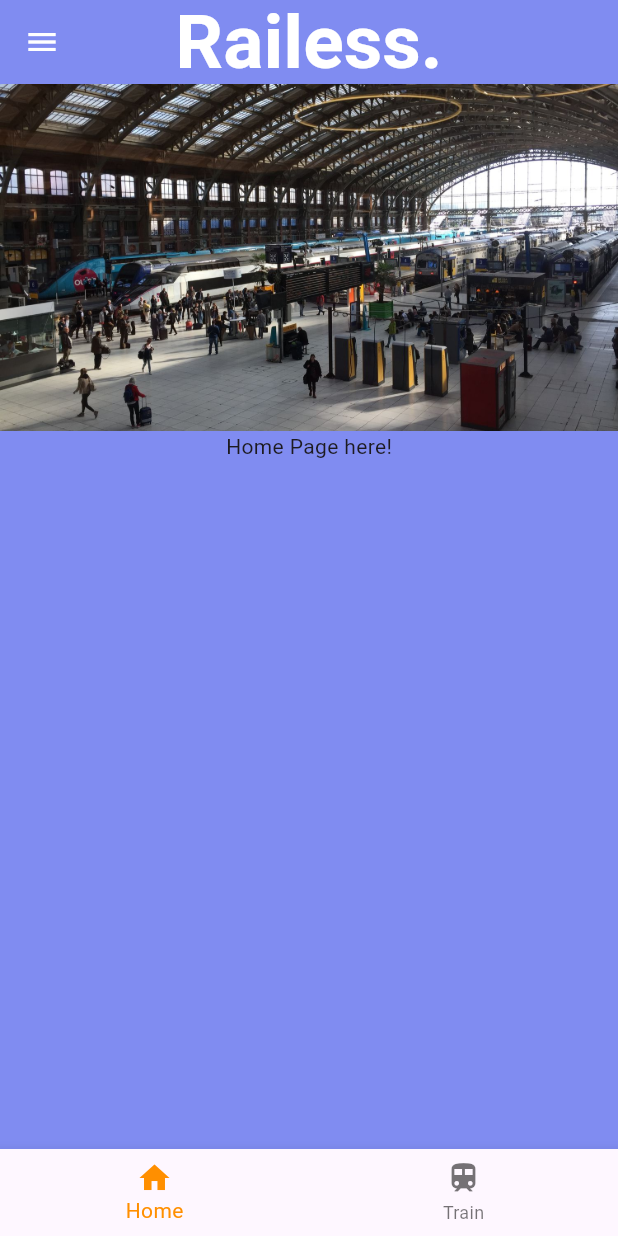
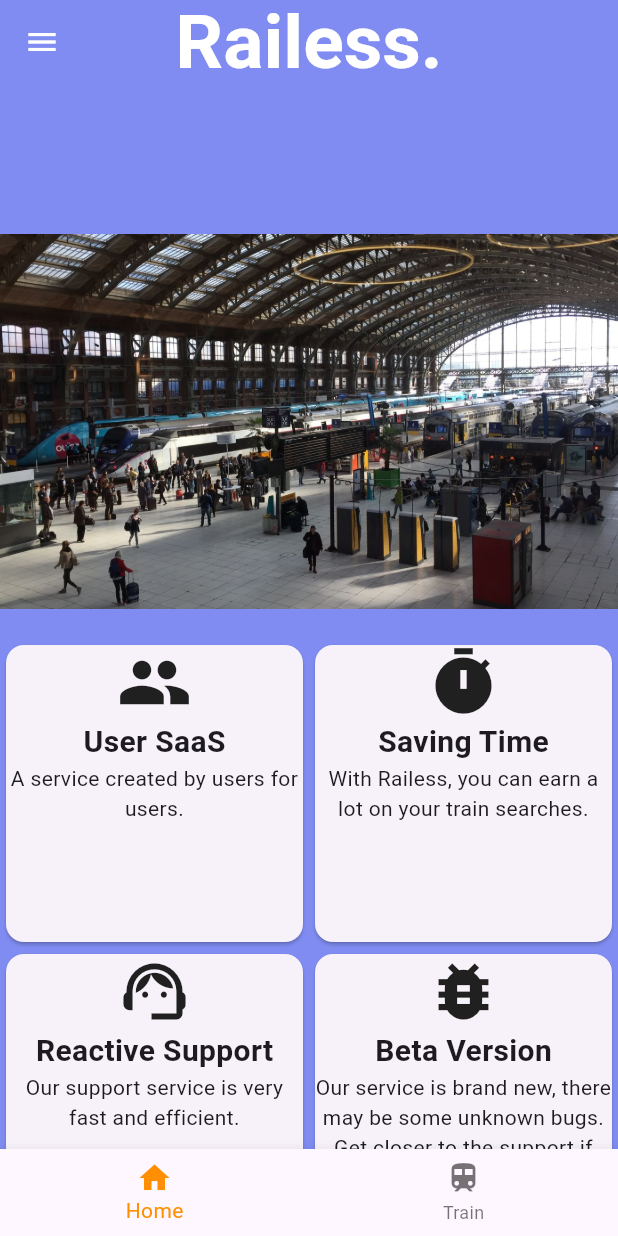
Before and after one commit to raph559/railess_app, a Flutter app: the screen it shows after launch, on a phone screen of 412 x 824 dp. Run offline on Flutter 3.47's test engine with Material 3 defaults, Android fonts, the phone set to English and light mode, and no system bars; Roboto replaces fonts that are missing (NotoSansMono).

Commit message:
[~] Finiwhing the home page

```diff
--- a/lib/home_page.dart
+++ b/lib/home_page.dart
@@ -13,11 +13,56 @@ class HomePage extends StatefulWidget {
 class _HomePageState extends State<HomePage> {
   @override
   Widget build(BuildContext context) {
-    return Column(
-      children: [
-        Image.asset('assets/bg-home.jpg'),
-        Text("Home Page here!"),
-      ],
+    final isPortrait = MediaQuery.of(context).orientation == Orientation.portrait;
+
+    return LayoutBuilder(
+      builder: (BuildContext context, BoxConstraints constraints) {
+        return SingleChildScrollView(
+          child: Column(
+            children: [
+              Padding(
+                padding: const EdgeInsets.only(top: 100.0, bottom: 20.0),
+                child: Container(
+                  decoration: const BoxDecoration(
+                    image: DecorationImage(
+                      image: AssetImage('assets/bg-home.jpg'),
+                      fit: BoxFit.cover,
+                      alignment: Alignment.topCenter,
+                    ),
+                  ),
+                  height: isPortrait ? 250.0 : 500.0,
+                  width: constraints.maxWidth,
+                ),
+              ),
+              Container(
+                height: 400,
+                child: GridView.count(
+                  physics: const NeverScrollableScrollPhysics(),
+                  crossAxisCount: 2,
+                  childAspectRatio: isPortrait ? 1.0 : 2.0,
+                  children: [
+                    _buildCard(Icons.people, 'User SaaS', 'A service created by users for users.'),
+                    _buildCard(Icons.timer, 'Saving Time', 'With Railess, you can earn a lot on your train searches.'),
+                    _buildCard(Icons.support_agent, 'Reactive Support', 'Our support service is very fast and efficient.'),
+                    _buildCard(Icons.bug_report, 'Beta Version', 'Our service is brand new, there may be some unknown bugs. Get closer to the support if necessary.'),
+                  ],
+                ),
+              ),
+            ],
+          ),
+        );
+      },
+    );
+  }
+  Card _buildCard(IconData icon, String title, String description) {
+    return Card(
+      child: Column(
+        children: [
+          Icon(icon, size: 50),
+          Text(title, style: const TextStyle(fontWeight: FontWeight.bold, fontSize: 20)),
+          Text(description, textAlign: TextAlign.center),
+        ],
+      ),
     );
   }
 }
```
